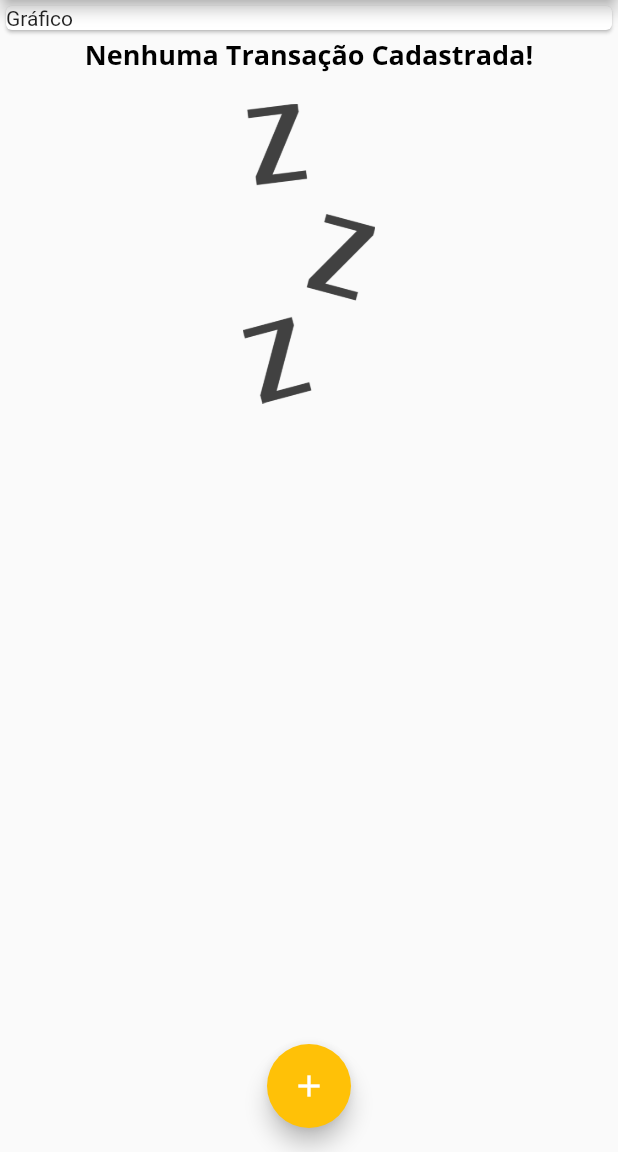
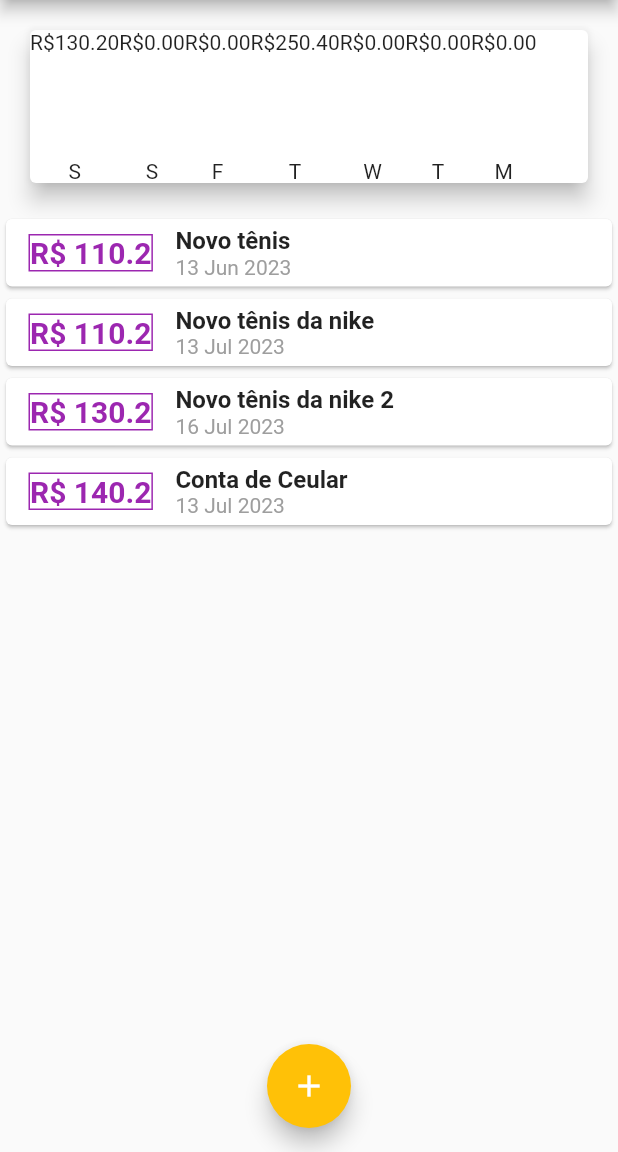
Before and after one commit to KaremSouza12/expenses, a Flutter app: the screen it shows after launch, on a phone screen of 412 x 824 dp, the part 84-1236 px from its top. Run offline on Flutter 3.47's test engine with Material 2 defaults, Android fonts, the phone set to English and light mode, and no system bars.

Commit message:
Add chart Component

```diff
--- /dev/null
+++ b/lib/components/chart.dart
@@ -0,0 +1,52 @@
+import 'package:expenses/components/chart_bar.dart';
+import 'package:expenses/models/transaction.dart';
+import 'package:flutter/material.dart';
+import 'package:intl/intl.dart';
+
+class Chart extends StatelessWidget {
+  const Chart({super.key, required this.recentTransaction});
+
+  final List<Transaction> recentTransaction;
+
+  List<Map<String, Object>> get groupedTransactions {
+    return List.generate(7, (index) {
+      final weekDay = DateTime.now().subtract(
+        Duration(days: index),
+      );
+      double totalSum = 0.0;
+
+      for (var i = 0; i < recentTransaction.length; i++) {
+        bool someDay = recentTransaction[i].date.day == weekDay.day;
+        bool someMonth = recentTransaction[i].date.month == weekDay.month;
+        bool someYear = recentTransaction[i].date.year == weekDay.year;
+
+        if (someDay && someMonth && someYear) {
+          totalSum += recentTransaction[i].value;
+        }
+      }
+
+      return {
+        'day': DateFormat.E().format(weekDay)[0],
+        'value': totalSum,
+      };
+    });
+  }
+
+  @override
+  Widget build(BuildContext context) {
+    groupedTransactions;
+    return Card(
+      elevation: 6,
+      margin: const EdgeInsets.all(20),
+      child: Row(
+        children: groupedTransactions.map((e) {
+          return ChartBar(
+            label: e['day'] as String,
+            value: e['value'] as double,
+            percentage: 0,
+          );
+        }).toList(),
+      ),
+    );
+  }
+}
--- /dev/null
+++ b/lib/components/chart_bar.dart
@@ -0,0 +1,37 @@
+import 'package:flutter/material.dart';
+
+class ChartBar extends StatelessWidget {
+  const ChartBar({
+    super.key,
+    required this.label,
+    required this.value,
+    this.percentage = 0.0,
+  });
+
+  final String label;
+  final double value;
+  final double percentage;
+
+  @override
+  Widget build(BuildContext context) {
+    return Column(
+      children: [
+        Text(
+          'R\$${value.toStringAsFixed(2)}',
+        ),
+        const SizedBox(
+          height: 5,
+        ),
+        Container(
+          height: 60,
+          width: 10,
+          child: null,
+        ),
+        const SizedBox(
+          height: 5,
+        ),
+        Text(label)
+      ],
+    );
+  }
+}
--- a/lib/main.dart
+++ b/lib/main.dart
@@ -1,5 +1,6 @@
 import 'dart:math';
 
+import 'package:expenses/components/chart.dart';
 import 'package:expenses/components/transaction_form.dart';
 import 'package:expenses/components/transaction_list.dart';
 import 'package:expenses/models/transaction.dart';
@@ -39,7 +40,7 @@ class ExpensesApp extends StatelessWidget {
         ),
       ),
       debugShowCheckedModeBanner: false,
-      home: MyHomePage(),
+      home: const MyHomePage(),
     );
   }
 }
@@ -53,31 +54,45 @@ class MyHomePage extends StatefulWidget {
 
 class _MyHomePageState extends State<MyHomePage> {
   final List<Transaction> transaction = [
-    // Transaction(
-    //   id: 't1',
-    //   title: 'Novo tênis da nike',
-    //   value: 110.20,
-    //   date: DateTime.now(),
-    // ),
-    // Transaction(
-    //   id: 't2',
-    //   title: 'Novo tênis da nike 2',
-    //   value: 130.20,
-    //   date: DateTime.now(),
-    // ),
-    // Transaction(
-    //   id: 't3',
-    //   title: 'Conta de Ceular',
-    //   value: 140.20,
-    //   date: DateTime.now(),
-    // ),
+    Transaction(
+      id: 't0',
+      title: 'Novo tênis ',
+      value: 110.20,
+      date: DateTime.now().subtract(const Duration(days: 33)),
+    ),
+    Transaction(
+      id: 't1',
+      title: 'Novo tênis da nike',
+      value: 110.20,
+      date: DateTime.now().subtract(const Duration(days: 3)),
+    ),
+    Transaction(
+      id: 't2',
+      title: 'Novo tênis da nike 2',
+      value: 130.20,
+      date: DateTime.now(),
+    ),
+    Transaction(
+      id: 't3',
+      title: 'Conta de Ceular',
+      value: 140.20,
+      date: DateTime.now().subtract(const Duration(days: 3)),
+    ),
   ];
+
+  List<Transaction> get transactions {
+    return transaction.where((element) {
+      return element.date
+          .isAfter(DateTime.now().subtract(const Duration(days: 7)));
+    }).toList();
+  }
+
   _addTransaction(String title, double value) {
     final newTransaction = Transaction(
       id: Random().nextDouble().toString(),
       title: title,
       value: value,
-      date: DateTime.now(),
+      date: DateTime.now().subtract(const Duration(days: 4)),
     );
     setState(() {
       transaction.add(newTransaction);
@@ -109,9 +124,7 @@ class _MyHomePageState extends State<MyHomePage> {
       body: Column(
         crossAxisAlignment: CrossAxisAlignment.stretch,
         children: [
-          const Card(
-            child: Text('Gráfico'),
-          ),
+          Chart(recentTransaction: transaction),
           TransactinList(transaction: transaction),
         ],
       ),
```
